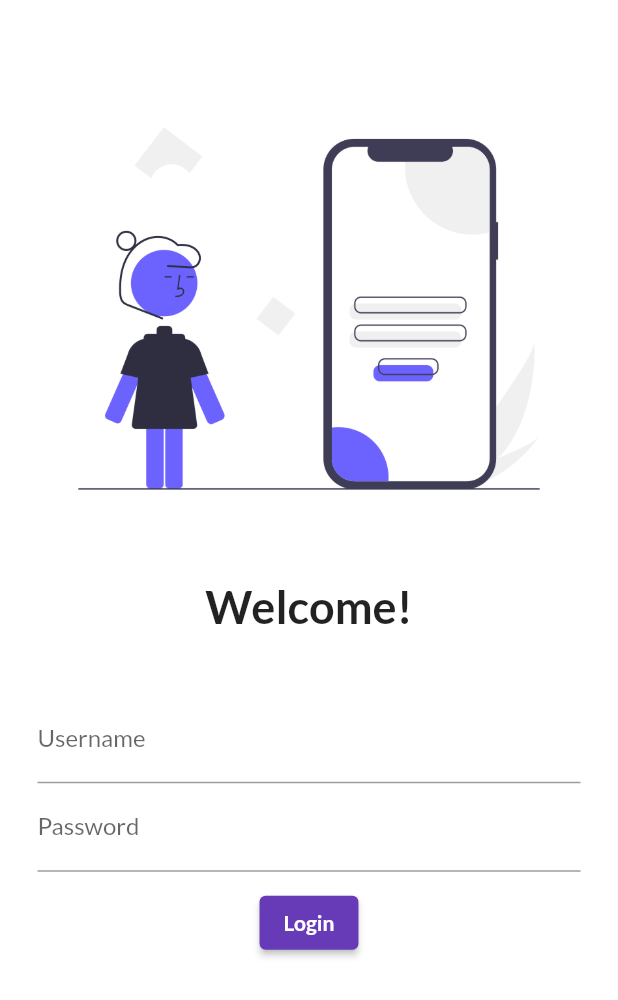
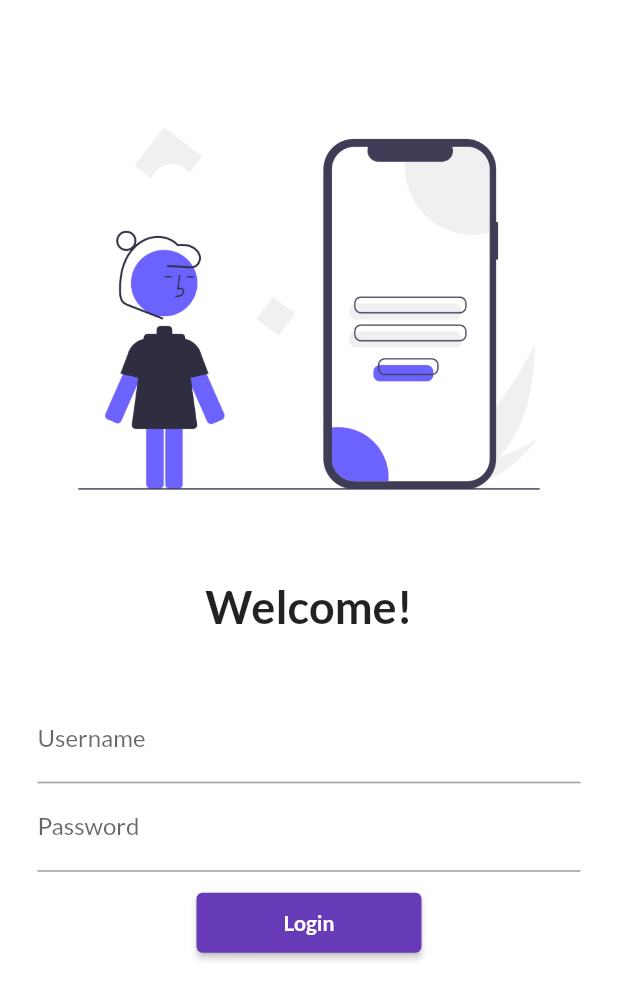
Before and after one commit to Vaibhav1505/Flutter_appliaction, a Flutter app: the screen it shows after launch, on a phone screen of 412 x 824 dp. Shown: the top 1000 px of the screen. Run offline on Flutter 3.47's test engine with Material 2 defaults, Android fonts, the phone set to English and light mode, and no system bars; our stand-ins replace google_fonts.

Commit message:
day2 commit

```diff
--- a/flutter_application_1/lib/main.dart
+++ b/flutter_application_1/lib/main.dart
@@ -1,4 +1,5 @@
 import 'package:flutter/material.dart';
+import 'package:flutter_application_1/utils/routes.dart';
 import 'pages/Home_Page.dart';
 import 'pages/Login_page.dart';
 import 'package:google_fonts/google_fonts.dart';
@@ -22,8 +23,8 @@ class MyApp extends StatelessWidget {
       initialRoute: "/Login",
       routes: {
         "/": (context) => LoginPage(),
-        "/Home": (context) => HomePage(),
-        "/Login": (context) => LoginPage()
+        MyRoutes.HomeRoute: (context) => HomePage(),
+        MyRoutes.LoginRoute: (context) => LoginPage()
       },
     );
   }
--- a/flutter_application_1/lib/pages/Home_Page.dart
+++ b/flutter_application_1/lib/pages/Home_Page.dart
@@ -1,8 +1,8 @@
 import 'package:flutter/material.dart';
 
 class HomePage extends StatelessWidget {
-  final int days = 30;
-  final String name = "Codepur";
+  final int days = 10;
+  final String name = "Vaibhav";
   @override
   Widget build(BuildContext context) {
     return Scaffold(
@@ -11,7 +11,7 @@ class HomePage extends StatelessWidget {
       ),
       body: Center(
         child: Container(
-          child: Text("Welcome to $days days of flutter by $name"),
+          child: Text("Welcome to journey of $days days of flutter by $name"),
         ),
       ),
       drawer: Drawer(),
--- a/flutter_application_1/lib/pages/Login_Page.dart
+++ b/flutter_application_1/lib/pages/Login_Page.dart
@@ -1,6 +1,7 @@
 // import 'dart:html';
 import 'package:flutter/src/material/text_button.dart';
 import 'package:flutter/material.dart';
+import 'package:flutter_application_1/utils/routes.dart';
 
 class LoginPage extends StatelessWidget {
   const LoginPage({super.key});
@@ -9,6 +10,7 @@ class LoginPage extends StatelessWidget {
   Widget build(BuildContext context) {
     return Material(
         color: Colors.white,
+        child: SingleChildScrollView(
           child: Column(
             children: [
               SizedBox(height: 50),
@@ -23,11 +25,11 @@ class LoginPage extends StatelessWidget {
                 ),
               ),
               Padding(
-              padding: const EdgeInsets.symmetric(vertical: 16, horizontal: 25),
+                padding:
+                    const EdgeInsets.symmetric(vertical: 16, horizontal: 25),
                 child: Column(
                   children: [
                     SizedBox(height: 25),
-
                     TextField(
                       decoration: InputDecoration(
                         hintText: "Enter Username",
@@ -46,7 +48,7 @@ class LoginPage extends StatelessWidget {
                     ),
                     ElevatedButton(
                       onPressed: () {
-                      print("User Logged in Successfully!");
+                        Navigator.pushNamed(context, MyRoutes.HomeRoute);
                       },
                       child: Text(
                         "Login",
@@ -54,12 +56,13 @@ class LoginPage extends StatelessWidget {
                           fontWeight: FontWeight.bold,
                         ),
                       ),
-                    style: TextButton.styleFrom(),
+                      style: TextButton.styleFrom(minimumSize: Size(150, 40)),
                     )
                   ],
                 ),
               )
             ],
+          ),
         ));
   }
 }
--- /dev/null
+++ b/flutter_application_1/lib/utils/routes.dart
@@ -0,0 +1,4 @@
+class MyRoutes {
+  static String LoginRoute = "/Login";
+  static String HomeRoute = "/Home";
+}
```
Lines whose indentation alone changed are shown as unchanged.
